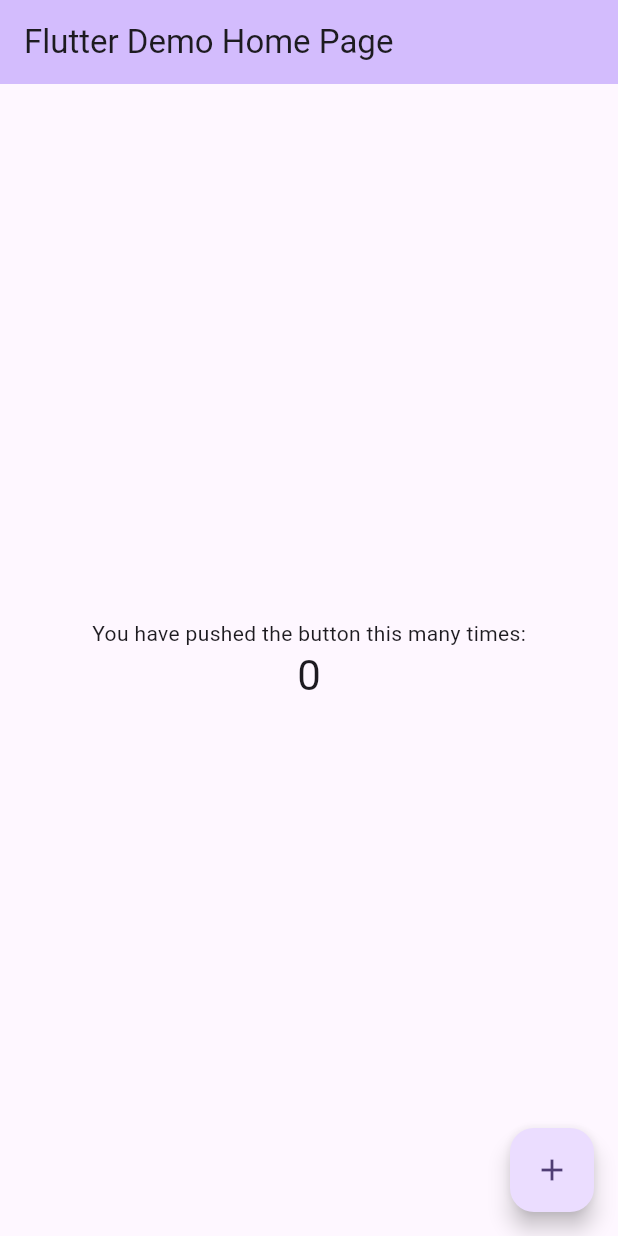
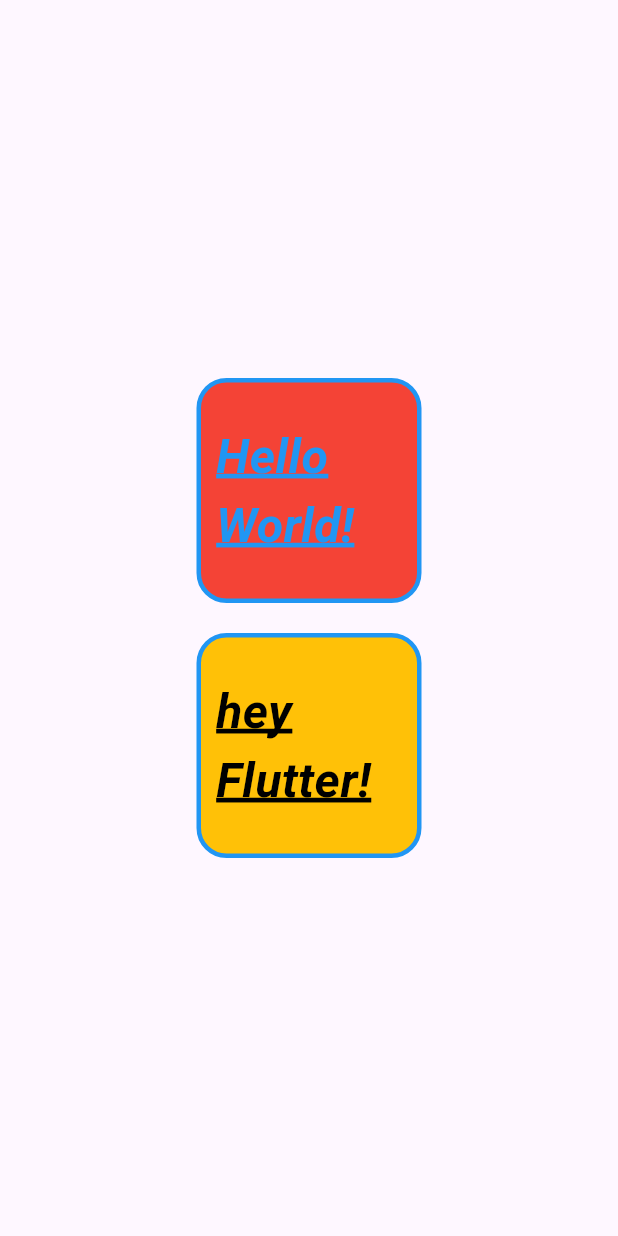
Before and after one commit to MAHMOUDELSAYED7/Flutter-Course-for-beginners-MSC-OI, a Flutter app: the screen it shows after launch, on a phone screen of 412 x 824 dp. Run offline on Flutter 3.47's test engine with Material 3 defaults, Android fonts, the phone set to English and light mode, and no system bars.

Commit message:
Introduction to Flutter ( MyApp , MaterialApp , Scaffold , Text , Center , Container , Align , Column  , Row , SizedBox)

```diff
--- a/lib/main.dart
+++ b/lib/main.dart
@@ -1,125 +1,103 @@
 import 'package:flutter/material.dart';
 
 void main() {
-  runApp(const MyApp());
+  runApp(MyApp());
 }
 
 class MyApp extends StatelessWidget {
   const MyApp({super.key});
 
-  // This widget is the root of your application.
   @override
   Widget build(BuildContext context) {
     return MaterialApp(
-      title: 'Flutter Demo',
-      theme: ThemeData(
-        // This is the theme of your application.
-        //
-        // TRY THIS: Try running your application with "flutter run". You'll see
-        // the application has a purple toolbar. Then, without quitting the app,
-        // try changing the seedColor in the colorScheme below to Colors.green
-        // and then invoke "hot reload" (save your changes or press the "hot
-        // reload" button in a Flutter-supported IDE, or press "r" if you used
-        // the command line to start the app).
-        //
-        // Notice that the counter didn't reset back to zero; the application
-        // state is not lost during the reload. To reset the state, use hot
-        // restart instead.
-        //
-        // This works for code too, not just values: Most code changes can be
-        // tested with just a hot reload.
-        colorScheme: ColorScheme.fromSeed(seedColor: Colors.deepPurple),
-        useMaterial3: true,
-      ),
-      home: const MyHomePage(title: 'Flutter Demo Home Page'),
+      debugShowCheckedModeBanner: false,
+      home: HomeScreen(),
     );
   }
 }
 
-class MyHomePage extends StatefulWidget {
-  const MyHomePage({super.key, required this.title});
-
-  // This widget is the home page of your application. It is stateful, meaning
-  // that it has a State object (defined below) that contains fields that affect
-  // how it looks.
-
-  // This class is the configuration for the state. It holds the values (in this
-  // case the title) provided by the parent (in this case the App widget) and
-  // used by the build method of the State. Fields in a Widget subclass are
-  // always marked "final".
-
-  final String title;
-
-  @override
-  State<MyHomePage> createState() => _MyHomePageState();
-}
-
-class _MyHomePageState extends State<MyHomePage> {
-  int _counter = 0;
-
-  void _incrementCounter() {
-    setState(() {
-      // This call to setState tells the Flutter framework that something has
-      // changed in this State, which causes it to rerun the build method below
-      // so that the display can reflect the updated values. If we changed
-      // _counter without calling setState(), then the build method would not be
-      // called again, and so nothing would appear to happen.
-      _counter++;
-    });
-  }
+class HomeScreen extends StatelessWidget {
+  const HomeScreen({super.key});
 
   @override
   Widget build(BuildContext context) {
-    // This method is rerun every time setState is called, for instance as done
-    // by the _incrementCounter method above.
-    //
-    // The Flutter framework has been optimized to make rerunning build methods
-    // fast, so that you can just rebuild anything that needs updating rather
-    // than having to individually change instances of widgets.
     return Scaffold(
-      appBar: AppBar(
-        // TRY THIS: Try changing the color here to a specific color (to
-        // Colors.amber, perhaps?) and trigger a hot reload to see the AppBar
-        // change color while the other colors stay the same.
-        backgroundColor: Theme.of(context).colorScheme.inversePrimary,
-        // Here we take the value from the MyHomePage object that was created by
-        // the App.build method, and use it to set our appbar title.
-        title: Text(widget.title),
+        body: SizedBox(
+      width: double.infinity,
+      child: Column(
+        mainAxisAlignment: MainAxisAlignment.center,
+        crossAxisAlignment: CrossAxisAlignment.center,
+        children: [
+          //!1
+          Container(
+            padding: EdgeInsets.all(10),
+            margin: EdgeInsets.all(10),
+            decoration: BoxDecoration(
+              border: Border.all(
+                color: Colors.blue,
+                width: 3,
+              ),
+              color: Colors.red,
+              borderRadius: BorderRadius.circular(20),
+            ),
+            width: 150,
+            height: 150,
+            child: Center(
+              child: Text(
+                "Hello World!",
+                style: TextStyle(
+                  fontSize: 32,
+                  color: Colors.blue,
+                  fontWeight: FontWeight.w700,
+                  fontStyle: FontStyle.italic,
+                  decoration: TextDecoration.underline,
+                  decorationThickness: 2,
+                  decorationColor: Colors.blue,
+                ),
+              ),
+            ),
+          ),
+          //! 2
+          Container(
+            padding: EdgeInsets.all(10),
+            margin: EdgeInsets.all(10),
+            decoration: BoxDecoration(
+              border: Border.all(
+                color: Colors.blue,
+                width: 3,
+              ),
+              color: Colors.amber,
+              borderRadius: BorderRadius.circular(20),
+            ),
+            width: 150,
+            height: 150,
+            child: Center(
+              child: Text(
+                "hey Flutter!",
+                style: TextStyle(
+                  fontSize: 32,
+                  color: Colors.black,
+                  fontWeight: FontWeight.w700,
+                  fontStyle: FontStyle.italic,
+                  decoration: TextDecoration.underline,
+                  decorationThickness: 2,
+                  decorationColor: Colors.black,
+                ),
+              ),
+            ),
+          ),
+        ],
       ),
-      body: Center(
-        // Center is a layout widget. It takes a single child and positions it
-        // in the middle of the parent.
-        child: Column(
-          // Column is also a layout widget. It takes a list of children and
-          // arranges them vertically. By default, it sizes itself to fit its
-          // children horizontally, and tries to be as tall as its parent.
-          //
-          // Column has various properties to control how it sizes itself and
-          // how it positions its children. Here we use mainAxisAlignment to
-          // center the children vertically; the main axis here is the vertical
-          // axis because Columns are vertical (the cross axis would be
-          // horizontal).
-          //
-          // TRY THIS: Invoke "debug painting" (choose the "Toggle Debug Paint"
-          // action in the IDE, or press "p" in the console), to see the
-          // wireframe for each widget.
-          mainAxisAlignment: MainAxisAlignment.center,
-          children: <Widget>[
-            const Text(
-              'You have pushed the button this many times:',
-            ),
-            Text(
-              '$_counter',
-              style: Theme.of(context).textTheme.headlineMedium,
-            ),
-          ],
-        ),
-      ),
-      floatingActionButton: FloatingActionButton(
-        onPressed: _incrementCounter,
-        tooltip: 'Increment',
-        child: const Icon(Icons.add),
-      ), // This trailing comma makes auto-formatting nicer for build methods.
-    );
+    ));
   }
 }
+
+//TODO:  widgets => no child widget => text , one child widget , more one child (List<Widgets>) => Column , row
+
+//TODO:  widgets can be =>  text , image , audio , video , circle , every thing
+
+//! Task
+//TODO:  MyApp , MaterialApp , Scaffold , Text , Center , Container , Align , Column , MainAxisAlignment. [(center=> (0,0)) (spaceAround 1 - 2 - 1)  (spaceEvenly 1 - 1 - 1)  (spaceBetween (center spcae))]  , Row , SizedBox
+
+
+//TODO:  naming in flutter => variables => homeScreen , class(Widgets) => HomeScreen  , files => home_screen
```
